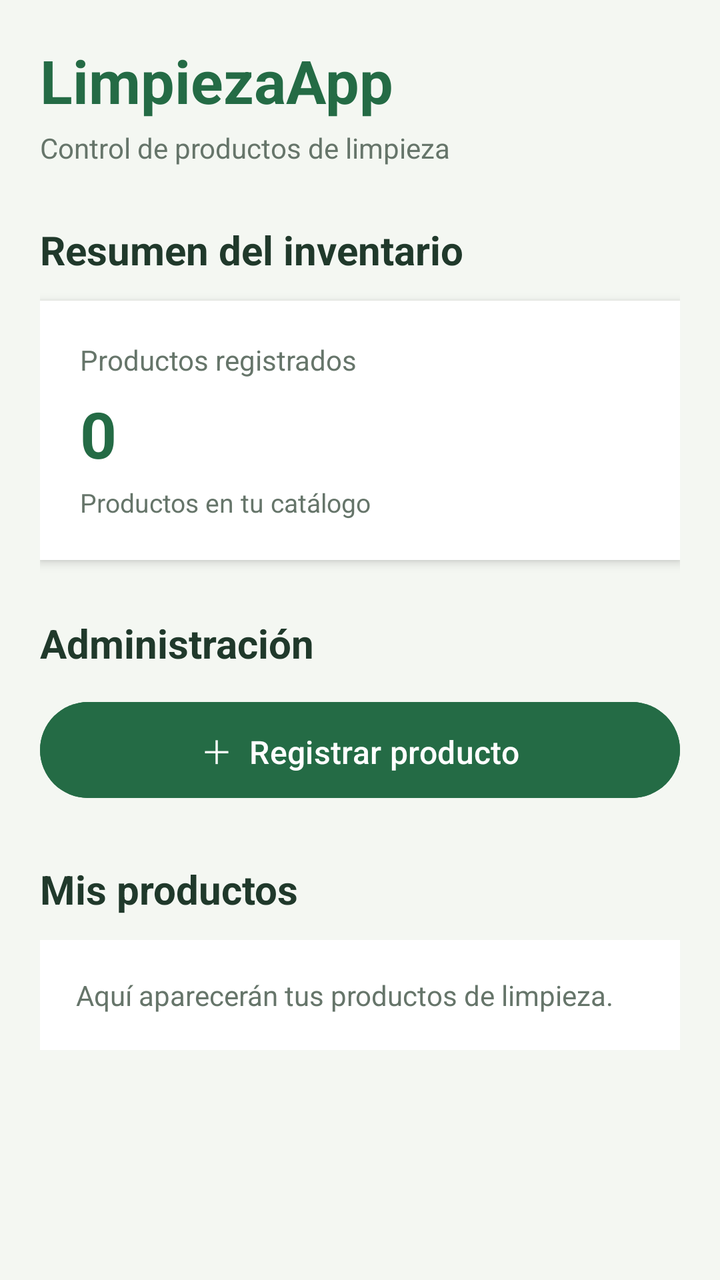
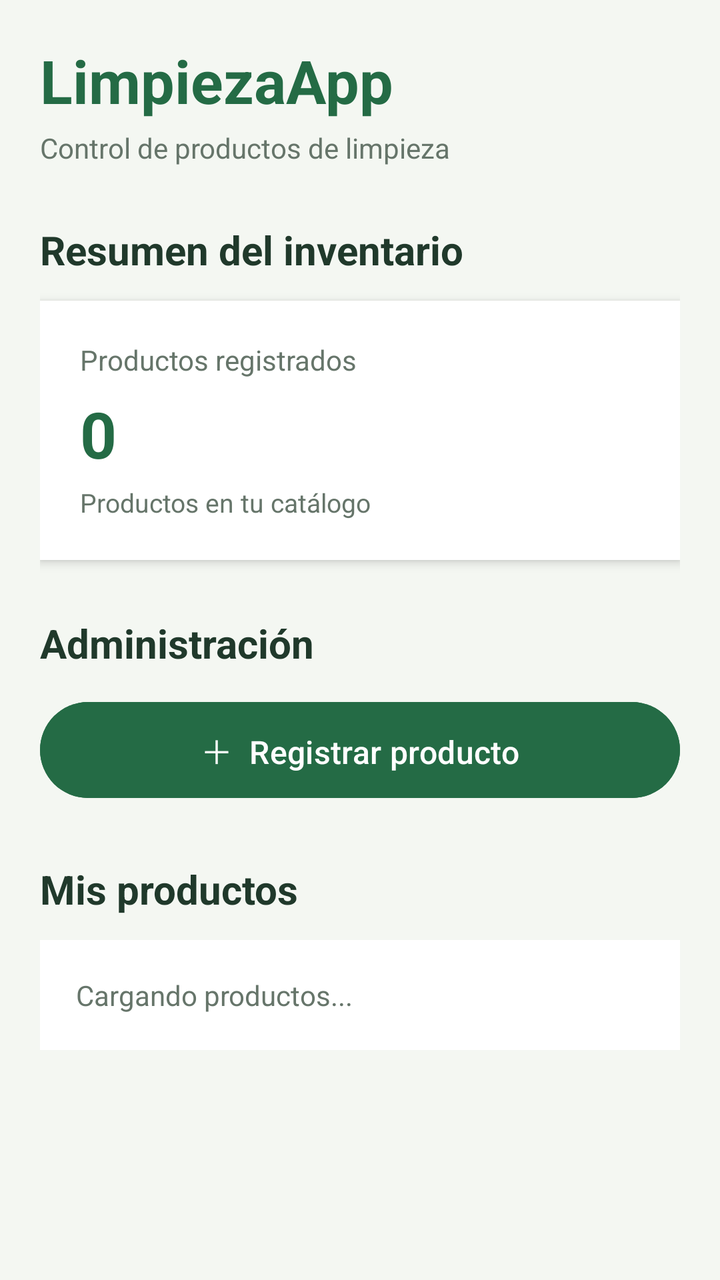

The first picture is an Android layout as it rendered before a commit; the second is the same layout after the commit. The layout source and the unified diff follow.
<!-- AndroidManifest.xml: application theme Theme.LimpiezaApp -->
<!-- res/layout/fragment_first.xml -->
<?xml version="1.0" encoding="utf-8"?>
<androidx.core.widget.NestedScrollView
    xmlns:android="http://schemas.android.com/apk/res/android"
    xmlns:app="http://schemas.android.com/apk/res-auto"
    xmlns:tools="http://schemas.android.com/tools"
    android:layout_width="match_parent"
    android:layout_height="match_parent"
    android:background="#F4F7F2"
    tools:context=".FirstFragment">

    <LinearLayout
        android:layout_width="match_parent"
        android:layout_height="wrap_content"
        android:orientation="vertical"
        android:padding="20dp">

        

        <TextView
            android:layout_width="wrap_content"
            android:layout_height="wrap_content"
            android:text="LimpiezaApp"
            android:textColor="#246B45"
            android:textSize="30sp"
            android:textStyle="bold" />

        <TextView
            android:layout_width="wrap_content"
            android:layout_height="wrap_content"
            android:layout_marginTop="4dp"
            android:text="Control de productos de limpieza"
            android:textColor="#66756A"
            android:textSize="14sp" />

        
        <TextView
            android:layout_width="wrap_content"
            android:layout_height="wrap_content"
            android:layout_marginTop="28dp"
            android:text="Resumen del inventario"
            android:textColor="#20392B"
            android:textSize="20sp"
            android:textStyle="bold" />

        <LinearLayout
            android:layout_width="match_parent"
            android:layout_height="wrap_content"
            android:layout_marginTop="12dp"
            android:background="#FFFFFF"
            android:elevation="3dp"
            android:orientation="vertical"
            android:padding="20dp">

            <TextView
                android:layout_width="wrap_content"
                android:layout_height="wrap_content"
                android:text="Productos registrados"
                android:textColor="#66756A"
                android:textSize="14sp" />

            <TextView
                android:id="@+id/textTotalProductos"
                android:layout_width="wrap_content"
                android:layout_height="wrap_content"
                android:layout_marginTop="6dp"
                android:text="0"
                android:textColor="#246B45"
                android:textSize="32sp"
                android:textStyle="bold" />

            <TextView
                android:layout_width="wrap_content"
                android:layout_height="wrap_content"
                android:layout_marginTop="4dp"
                android:text="Productos en tu catálogo"
                android:textColor="#66756A"
                android:textSize="13sp" />

        </LinearLayout>

        
        <TextView
            android:layout_width="wrap_content"
            android:layout_height="wrap_content"
            android:layout_marginTop="28dp"
            android:text="Administración"
            android:textColor="#20392B"
            android:textSize="20sp"
            android:textStyle="bold" />

        <Button
            android:id="@+id/buttonAgregarProducto"
            android:layout_width="match_parent"
            android:layout_height="56dp"
            android:layout_marginTop="12dp"
            android:backgroundTint="#246B45"
            android:text="＋  Registrar producto"
            android:textAllCaps="false"
            android:textColor="#FFFFFF"
            android:textSize="16sp" />

        
        <TextView
            android:layout_width="wrap_content"
            android:layout_height="wrap_content"
            android:layout_marginTop="28dp"
            android:text="Mis productos"
            android:textColor="#20392B"
            android:textSize="20sp"
            android:textStyle="bold" />

        <TextView
            android:id="@+id/textEstadoProductos"
            android:layout_width="match_parent"
            android:layout_height="wrap_content"
            android:layout_marginTop="12dp"
            android:background="#FFFFFF"
            android:padding="18dp"
            android:text="Aquí aparecerán tus productos de limpieza."
            android:textColor="#66756A"
            android:textSize="14sp" />

    </LinearLayout>

</androidx.core.widget.NestedScrollView>
<!-- resources referenced by this layout -->
<resources>
  <style name="Theme.LimpiezaApp" parent="Base.Theme.LimpiezaApp" />
  <style name="Base.Theme.LimpiezaApp" parent="Theme.Material3.DayNight.NoActionBar">
          
          
      </style>
</resources>

<!-- the commit's change to res/layout/fragment_first.xml (unified diff, before → after) -->
@@ -19,6 +19,8 @@
         <TextView
             android:layout_width="wrap_content"
             android:layout_height="wrap_content"
+            android:rotation="0"
+            android:rotationY="0"
             android:text="LimpiezaApp"
             android:textColor="#246B45"
             android:textSize="30sp"
@@ -109,16 +111,26 @@
             android:textSize="20sp"
             android:textStyle="bold" />
 
-        <TextView
-            android:id="@+id/textEstadoProductos"
+
+        <LinearLayout
+            android:id="@+id/contenedorProductos"
             android:layout_width="match_parent"
             android:layout_height="wrap_content"
             android:layout_marginTop="12dp"
-            android:background="#FFFFFF"
-            android:padding="18dp"
-            android:text="Aquí aparecerán tus productos de limpieza."
-            android:textColor="#66756A"
-            android:textSize="14sp" />
+            android:orientation="vertical">
+
+            <TextView
+                android:id="@+id/textEstadoProductos"
+                android:layout_width="match_parent"
+                android:layout_height="wrap_content"
+                android:background="#FFFFFF"
+                android:padding="18dp"
+                android:text="Cargando productos..."
+                android:textColor="#66756A"
+                android:textSize="14sp" />
+
+        </LinearLayout>
+
 
     </LinearLayout>
 
